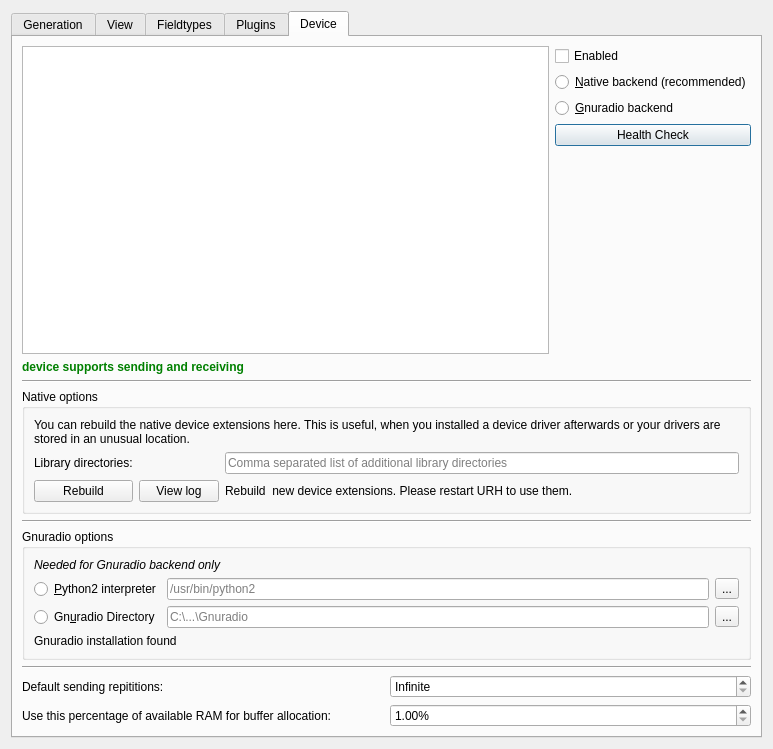
This is data/ui/options.ui in jopohl/urh as Qt 5 draws it before an edit. The edited form follows.
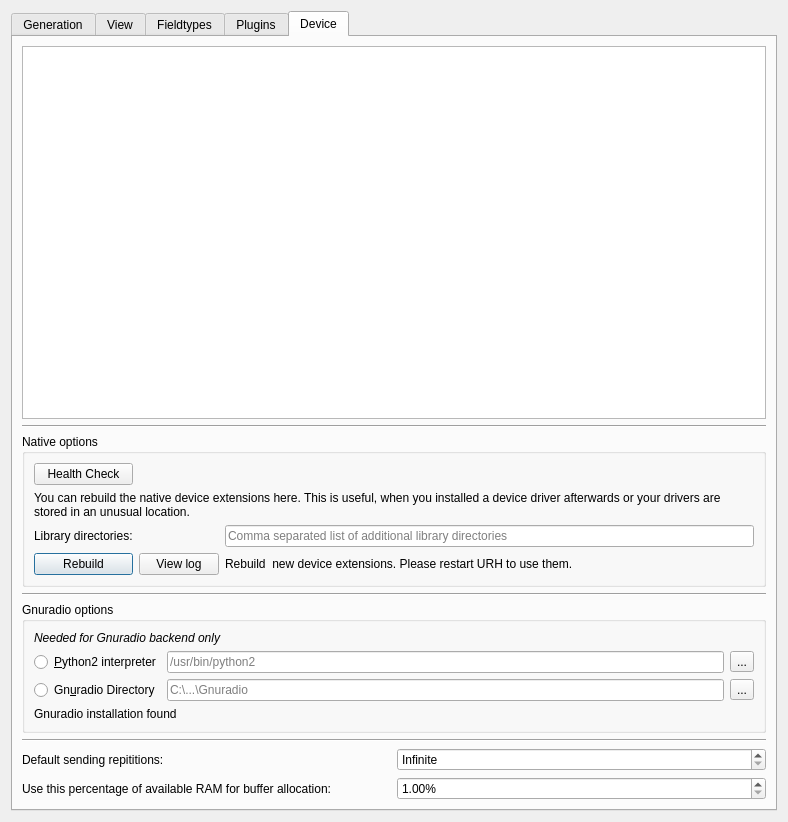
This is the edited form. Icons and pictures are not drawn. Custom widgets are drawn as their Qt base class.

Commit message: improve device selection

```diff
--- a/data/ui/options.ui
+++ b/data/ui/options.ui
@@ -6,8 +6,8 @@
    <rect>
     <x>0</x>
     <y>0</y>
-    <width>773</width>
-    <height>749</height>
+    <width>788</width>
+    <height>822</height>
    </rect>
   </property>
   <property name="windowTitle">
@@ -311,104 +311,19 @@
       </attribute>
       <layout class="QVBoxLayout" name="verticalLayout_8">
        <item>
-        <layout class="QHBoxLayout" name="horizontalLayout">
-         <item>
-          <widget class="QListWidget" name="listWidgetDevices">
-           <property name="editTriggers">
-            <set>QAbstractItemView::NoEditTriggers</set>
-           </property>
-           <property name="alternatingRowColors">
-            <bool>true</bool>
-           </property>
-           <property name="viewMode">
-            <enum>QListView::ListMode</enum>
-           </property>
-          </widget>
-         </item>
-         <item>
-          <layout class="QVBoxLayout" name="verticalLayout_7">
-           <item>
-            <widget class="QCheckBox" name="chkBoxDeviceEnabled">
-             <property name="text">
-              <string>Enabled</string>
-             </property>
-            </widget>
-           </item>
-           <item>
-            <widget class="QRadioButton" name="rbNativeBackend">
-             <property name="text">
-              <string>&amp;Native backend (recommended)</string>
-             </property>
-            </widget>
-           </item>
-           <item>
-            <widget class="QRadioButton" name="rbGnuradioBackend">
-             <property name="text">
-              <string>&amp;Gnuradio backend</string>
-             </property>
-            </widget>
-           </item>
-           <item>
-            <widget class="QPushButton" name="btnHealthCheck">
-             <property name="sizePolicy">
-              <sizepolicy hsizetype="Minimum" vsizetype="Fixed">
-               <horstretch>0</horstretch>
-               <verstretch>0</verstretch>
-              </sizepolicy>
-             </property>
-             <property name="toolTip">
-              <string>Perform a health check for native device extensions.</string>
-             </property>
-             <property name="text">
-              <string>Health Check</string>
-             </property>
-             <property name="icon">
-              <iconset theme="heart">
-               <normaloff>.</normaloff>.</iconset>
-             </property>
-            </widget>
-           </item>
-           <item>
-            <spacer name="verticalSpacer_6">
-             <property name="orientation">
-              <enum>Qt::Vertical</enum>
-             </property>
-             <property name="sizeHint" stdset="0">
-              <size>
-               <width>20</width>
-               <height>40</height>
-              </size>
-             </property>
-            </spacer>
-           </item>
-          </layout>
-         </item>
-        </layout>
-       </item>
-       <item>
-        <widget class="QLabel" name="lSupport">
-         <property name="sizePolicy">
-          <sizepolicy hsizetype="Preferred" vsizetype="Maximum">
-           <horstretch>0</horstretch>
-           <verstretch>0</verstretch>
-          </sizepolicy>
+        <widget class="QTableView" name="tblDevices">
+         <property name="alternatingRowColors">
+          <bool>true</bool>
          </property>
-         <property name="font">
-          <font>
-           <weight>75</weight>
-           <italic>false</italic>
-           <bold>true</bold>
-          </font>
+         <property name="showGrid">
+          <bool>false</bool>
          </property>
-         <property name="styleSheet">
-          <string notr="true">color: green</string>
-         </property>
-         <property name="text">
-          <string>device supports sending and receiving</string>
-         </property>
-         <property name="alignment">
-          <set>Qt::AlignLeading|Qt::AlignLeft|Qt::AlignVCenter</set>
-         </property>
+         <attribute name="horizontalHeaderDefaultSectionSize">
+          <number>200</number>
+         </attribute>
+         <attribute name="verticalHeaderVisible">
+          <bool>false</bool>
+         </attribute>
         </widget>
        </item>
        <item>
@@ -424,7 +339,7 @@
           <string>Native options</string>
          </property>
          <layout class="QGridLayout" name="gridLayout_5">
-          <item row="3" column="2">
+          <item row="4" column="2">
            <widget class="QLabel" name="labelRebuildNativeStatus">
             <property name="text">
              <string>Rebuild &lt;x&gt; new device extensions. Please restart URH to use them.</string>
@@ -434,14 +349,14 @@
             </property>
            </widget>
           </item>
-          <item row="2" column="0">
+          <item row="3" column="0">
            <widget class="QLabel" name="labelLibDirs">
             <property name="text">
              <string>Library directories:</string>
             </property>
            </widget>
           </item>
-          <item row="3" column="0">
+          <item row="4" column="0">
            <widget class="QPushButton" name="btnRebuildNative">
             <property name="enabled">
              <bool>true</bool>
@@ -458,7 +373,7 @@
             </property>
            </widget>
           </item>
-          <item row="1" column="0" colspan="3">
+          <item row="2" column="0" colspan="3">
            <widget class="QLabel" name="labelNativeRebuildInfo">
             <property name="text">
              <string>You can rebuild the native device extensions here. This is useful, when you installed a device driver afterwards or your drivers are stored in an unusual location.</string>
@@ -468,14 +383,14 @@
             </property>
            </widget>
           </item>
-          <item row="2" column="2">
+          <item row="3" column="2">
            <widget class="QLineEdit" name="lineEditLibDirs">
             <property name="placeholderText">
              <string>Comma separated list of additional library directories</string>
             </property>
            </widget>
           </item>
-          <item row="3" column="1">
+          <item row="4" column="1">
            <widget class="QPushButton" name="btnViewBuildLog">
             <property name="text">
              <string>View log</string>
@@ -486,6 +401,26 @@
             </property>
            </widget>
           </item>
+          <item row="1" column="0">
+           <widget class="QPushButton" name="btnHealthCheck">
+            <property name="sizePolicy">
+             <sizepolicy hsizetype="Minimum" vsizetype="Fixed">
+              <horstretch>0</horstretch>
+              <verstretch>0</verstretch>
+             </sizepolicy>
+            </property>
+            <property name="toolTip">
+             <string>Perform a health check for native device extensions.</string>
+            </property>
+            <property name="text">
+             <string>Health Check</string>
+            </property>
+            <property name="icon">
+             <iconset theme="heart">
+              <normaloff>.</normaloff>.</iconset>
+            </property>
+           </widget>
+          </item>
          </layout>
         </widget>
        </item>
```
Left out of the diff: 4 changed lines with no effect on the pictures. The commit also changes 3 other files.
